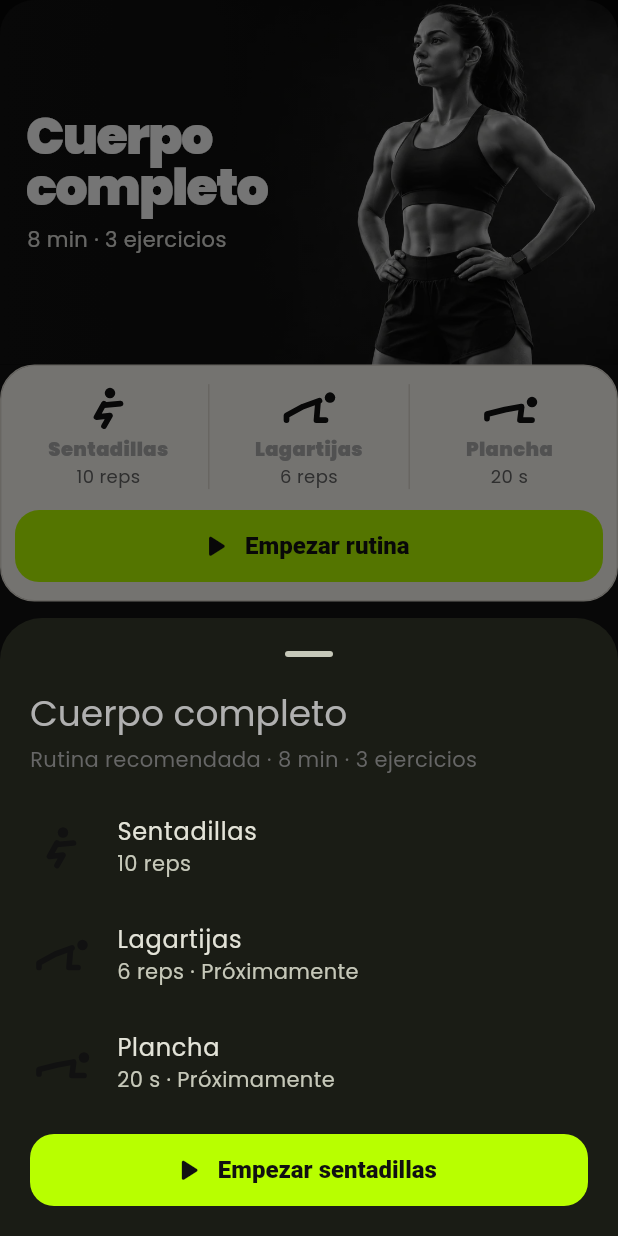
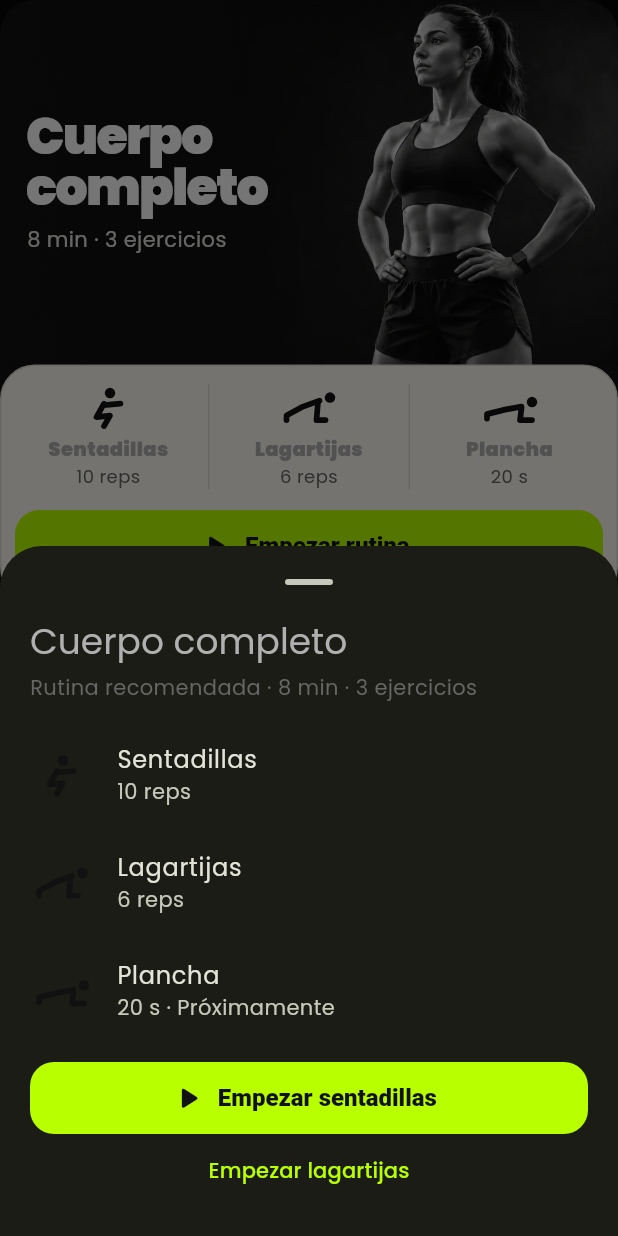
Before and after one commit to Crisls24/rivalfit-app, a Flutter app: the RecommendedRoutineCard widget shown alone on an empty page, opened directly, after a tap on "Empezar rutina", on a phone screen of 412 x 824 dp. Run offline on Flutter 3.47's test engine with Material 3 defaults, Android fonts, the phone set to English and light mode, and no system bars; our stand-ins replace app_links, camera, flutter_animate, flutter_riverpod, flutter_svg, go_router and 6 more; missing offline and left inert: google_mlkit_pose_detection; accounts and stored records are empty; network calls fail.

Commit message:
feat(inicio): habilita lagartijas en el catálogo y las sesiones

```diff
--- a/lib/features/exercise/presentation/widgets/saved_training_sessions_card.dart
+++ b/lib/features/exercise/presentation/widgets/saved_training_sessions_card.dart
@@ -6,6 +6,7 @@ import 'package:rivalfit/app/theme/app_colors.dart';
 import 'package:rivalfit/app/widgets/app_card.dart';
 
 import '../../domain/models/saved_training_session.dart';
+import '../../domain/models/training_session.dart';
 import '../controllers/training_storage_providers.dart';
 
 /// Recovery stays in Entrenar so pending sessions remain accessible after
@@ -280,7 +281,10 @@ class _SavedTrainingSessionsCardState
 
   String _sessionLabel(SavedTrainingSession record) {
     final reps = record.result.validReps;
-    return 'Sentadillas · $reps ${reps == 1 ? 'repetición' : 'repeticiones'}';
+    final name =
+        TrainingMovement.forId(record.result.exerciseId)?.label ??
+        record.result.exerciseId;
+    return '$name · $reps ${reps == 1 ? 'repetición' : 'repeticiones'}';
   }
 
   String _status(SavedTrainingSession record) => switch (record.state) {
--- a/lib/features/home/presentation/widgets/recommended_routine_card.dart
+++ b/lib/features/home/presentation/widgets/recommended_routine_card.dart
@@ -1,6 +1,7 @@
 import 'package:flutter/material.dart';
 import 'package:go_router/go_router.dart';
 import 'package:rivalfit/app/theme/app_colors.dart';
+import 'package:rivalfit/features/exercise/domain/models/training_session.dart';
 
 const _routineName = 'Cuerpo completo';
 const _routineDetails = '8 min · 3 ejercicios';
@@ -14,7 +15,7 @@ class RecommendedRoutineCard extends StatelessWidget {
   const RecommendedRoutineCard({super.key});
 
   Future<void> _showRoutine(BuildContext context) async {
-    final startSquats = await showModalBottomSheet<bool>(
+    final selected = await showModalBottomSheet<TrainingMovement>(
       context: context,
       showDragHandle: true,
       isScrollControlled: true,
@@ -41,23 +42,29 @@ class RecommendedRoutineCard extends StatelessWidget {
                   leading: _PoseIcon(exercise.movement),
                   title: Text(exercise.name),
                   subtitle: Text(
-                    exercise.movement == _Movement.squat
-                        ? exercise.target
-                        : '${exercise.target} · Próximamente',
+                    exercise.movement == _Movement.plank
+                        ? '${exercise.target} · Próximamente'
+                        : exercise.target,
                   ),
                 ),
               const SizedBox(height: 12),
               _RoutineButton(
                 label: 'Empezar sentadillas',
-                onPressed: () => Navigator.of(context).pop(true),
+                onPressed: () =>
+                    Navigator.of(context).pop(TrainingMovement.squat),
+              ),
+              TextButton(
+                onPressed: () =>
+                    Navigator.of(context).pop(TrainingMovement.pushUp),
+                child: const Text('Empezar lagartijas'),
               ),
             ],
           ),
         ),
       ),
     );
-    if (startSquats == true && context.mounted) {
-      context.push('/session');
+    if (selected != null && context.mounted) {
+      context.push('/exercise/${selected.id}');
     }
   }
 
```
Also changed, not shown: lib/features/home/presentation/tabs/training_view.dart (+9 -7 lines).
